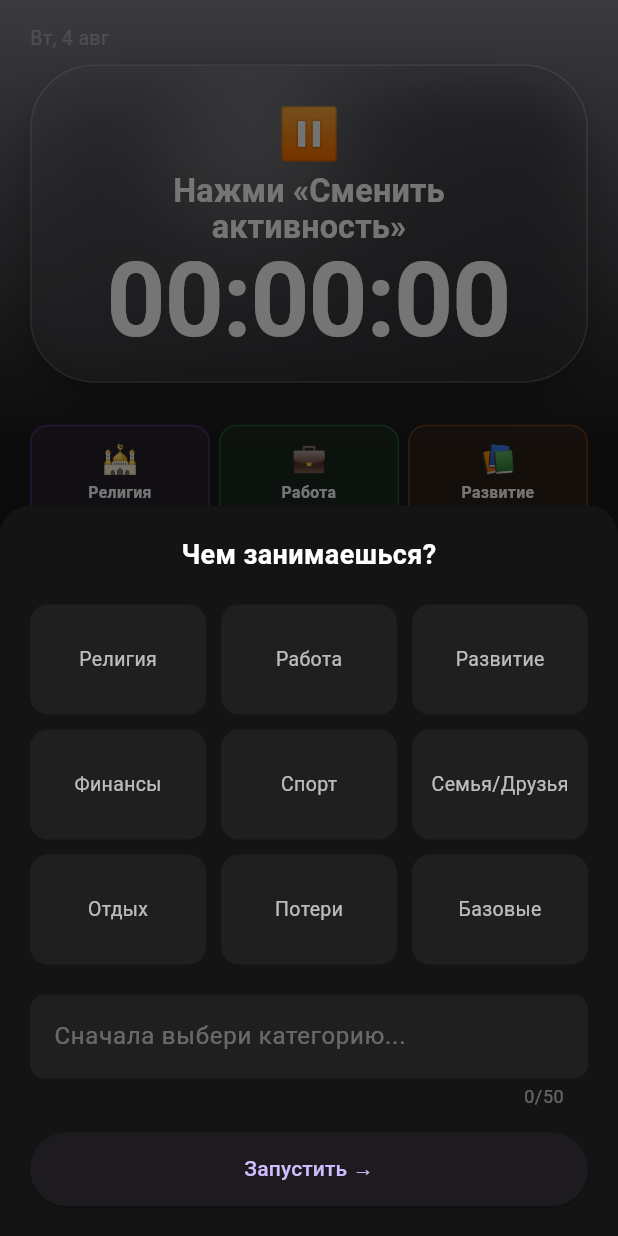
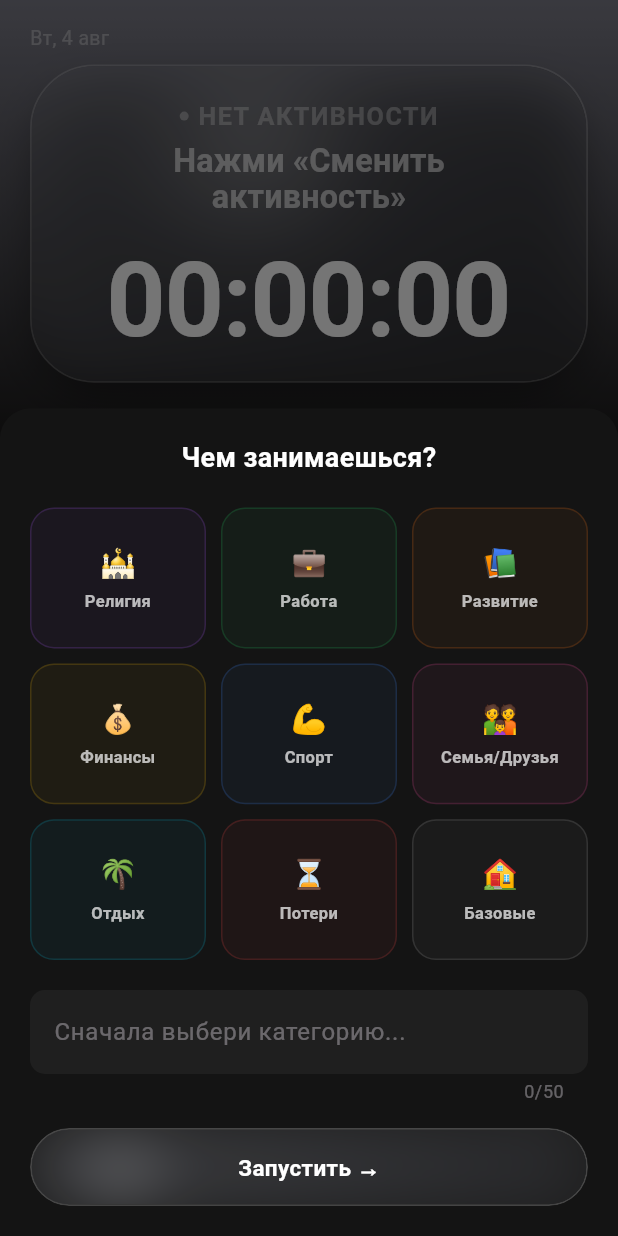
Before and after one commit to umareld1yarov/ASR, a Flutter app: the screen it shows after launch, after a tap on "Сменить активность", on a phone screen of 412 x 824 dp. Run offline on Flutter 3.47's test engine with Material 3 defaults, Android fonts, the phone set to English and light mode, and no system bars; our stand-ins replace flutter_riverpod, image_picker, isar_community; accounts and stored records are empty; generated files the repository leaves out were written again.

Commit message:
Визуальная полировка экрана Фокус: стеклянный стиль, единая цветовая система

```diff
--- a/lib/features/timer/presentation/screens/focus_screen.dart
+++ b/lib/features/timer/presentation/screens/focus_screen.dart
@@ -1,6 +1,6 @@
+import 'package:asr/features/timer/presentation/widgets/switch_activity_button.dart';
 import 'package:flutter/material.dart';
 
-import '../widgets/category_picker_sheet.dart';
 import '../widgets/category_stats_grid.dart';
 import '../widgets/timer_display.dart';
 
@@ -50,16 +50,7 @@ class FocusScreen extends StatelessWidget {
               const Spacer(),
 
               // ── Кнопка смены активности ──
-              SizedBox(
-                width: double.infinity,
-                child: ElevatedButton(
-                  onPressed: () => CategoryPickerSheet.show(context),
-                  style: ElevatedButton.styleFrom(
-                    padding: const EdgeInsets.symmetric(vertical: 16),
-                  ),
-                  child: const Text('Сменить активность'),
-                ),
-              ),
+              const SwitchActivityButton(),
             ],
           ),
         ),
--- a/lib/features/timer/presentation/widgets/category_picker_sheet.dart
+++ b/lib/features/timer/presentation/widgets/category_picker_sheet.dart
@@ -5,6 +5,7 @@ import '../../../../core/constants/activity_category.dart';
 import '../../application/timer_provider.dart';
 import '../../domain/focus_review_obstacles.dart';
 import 'focus_review_sheet.dart';
+import '../../../../shared/widgets/glass_pill_button.dart';
 
 /// Модалка смены активности: выбор категории → ввод названия → запуск.
 /// Аналог #modal-overlay из index.html (PWA).
@@ -118,14 +119,14 @@ class _CategoryPickerSheetState extends ConsumerState<CategoryPickerSheet> {
           ),
           const SizedBox(height: 20),
 
-          // ── Сетка категорий ──
+          // ── Сетка категорий (тот же стиль, что на Экране 1) ──
           GridView.count(
             crossAxisCount: 3,
             shrinkWrap: true,
             physics: const NeverScrollableScrollPhysics(),
             mainAxisSpacing: 10,
             crossAxisSpacing: 10,
-            childAspectRatio: 1.6,
+            childAspectRatio: 1.25,
             children: ActivityCategory.values.map((category) {
               final isSelected = _selectedCategory == category;
               return InkWell(
@@ -138,29 +139,43 @@ class _CategoryPickerSheetState extends ConsumerState<CategoryPickerSheet> {
                     if (mounted) _nameFocusNode.requestFocus();
                   });
                 },
-                borderRadius: BorderRadius.circular(12),
+                borderRadius: BorderRadius.circular(16),
                 child: Container(
                   decoration: BoxDecoration(
-                    color: isSelected
-                        ? category.color.withValues(alpha: 0.15)
-                        : const Color(0xFF1F1F1F),
-                    borderRadius: BorderRadius.circular(12),
+                    color: category.color.withValues(
+                      alpha: isSelected ? 0.18 : 0.05,
+                    ),
+                    borderRadius: BorderRadius.circular(16),
                     border: Border.all(
-                      color: isSelected ? category.color : Colors.transparent,
-                      width: 1.5,
+                      color: category.color.withValues(
+                        alpha: isSelected ? 0.9 : 0.18,
+                      ),
+                      width: isSelected ? 1.5 : 1,
                     ),
                   ),
-                  child: Center(
-                    child: Text(
-                      category.label,
-                      style: TextStyle(
-                        color: isSelected ? category.color : Colors.white70,
-                        fontWeight: isSelected
-                            ? FontWeight.w600
-                            : FontWeight.normal,
-                        fontSize: 13,
+                  child: Column(
+                    mainAxisAlignment: MainAxisAlignment.center,
+                    mainAxisSize: MainAxisSize.min,
+                    children: [
+                      Text(
+                        category.emoji,
+                        style: const TextStyle(fontSize: 19),
                       ),
-                    ),
+                      const SizedBox(height: 4),
+                      Text(
+                        category.label,
+                        textAlign: TextAlign.center,
+                        maxLines: 1,
+                        overflow: TextOverflow.ellipsis,
+                        style: TextStyle(
+                          color: isSelected ? Colors.white : Colors.white70,
+                          fontWeight: isSelected
+                              ? FontWeight.w700
+                              : FontWeight.w600,
+                          fontSize: 11,
+                        ),
+                      ),
+                    ],
                   ),
                 ),
               );
@@ -195,12 +210,17 @@ class _CategoryPickerSheetState extends ConsumerState<CategoryPickerSheet> {
 
           const SizedBox(height: 16),
 
-          ElevatedButton(
-            onPressed: _confirm,
-            style: ElevatedButton.styleFrom(
-              padding: const EdgeInsets.symmetric(vertical: 14),
+          GlassPillButton(
+            onTap: _confirm,
+            height: 52,
+            child: const Text(
+              'Запустить →',
+              style: TextStyle(
+                color: Colors.white,
+                fontSize: 15,
+                fontWeight: FontWeight.w600,
+              ),
             ),
-            child: const Text('Запустить →'),
           ),
         ],
       ),
--- a/lib/features/timer/presentation/widgets/category_stat_card.dart
+++ b/lib/features/timer/presentation/widgets/category_stat_card.dart
@@ -8,13 +8,11 @@ class CategoryStatCard extends StatelessWidget {
     super.key,
     required this.category,
     required this.seconds,
-    required this.isActive,
     this.onTap,
   });
 
   final ActivityCategory category;
   final int seconds;
-  final bool isActive;
   final VoidCallback? onTap;
 
   String _formatShort(int seconds) {
@@ -28,25 +26,16 @@ class CategoryStatCard extends StatelessWidget {
   Widget build(BuildContext context) {
     return InkWell(
       onTap: onTap,
-      borderRadius: BorderRadius.circular(12),
+      borderRadius: BorderRadius.circular(16),
       child: Container(
         padding: const EdgeInsets.symmetric(vertical: 3, horizontal: 4),
         decoration: BoxDecoration(
-          color: category.color.withValues(alpha: isActive ? 0.28 : 0.08),
-          borderRadius: BorderRadius.circular(12),
+          color: category.color.withValues(alpha: 0.05),
+          borderRadius: BorderRadius.circular(16),
           border: Border.all(
-            color: category.color.withValues(alpha: isActive ? 1.0 : 0.35),
-            width: isActive ? 2 : 1,
+            color: category.color.withValues(alpha: 0.18),
+            width: 1,
           ),
-          boxShadow: isActive
-              ? [
-                  BoxShadow(
-                    color: category.color.withValues(alpha: 0.55),
-                    blurRadius: 16,
-                    spreadRadius: 1,
-                  ),
-                ]
-              : null,
         ),
         child: Column(
           mainAxisAlignment: MainAxisAlignment.center,
--- a/lib/features/timer/presentation/widgets/category_stats_grid.dart
+++ b/lib/features/timer/presentation/widgets/category_stats_grid.dart
@@ -29,13 +29,12 @@ class CategoryStatsGrid extends ConsumerWidget {
           physics: const NeverScrollableScrollPhysics(),
           mainAxisSpacing: 6,
           crossAxisSpacing: 6,
-          childAspectRatio: 1.55,
+          childAspectRatio: 1.38,
           children: ActivityCategory.values.map((category) {
             final seconds = stats[category.storageKey] ?? 0;
             return CategoryStatCard(
               category: category,
               seconds: seconds,
-              isActive: current?.categoryKey == category.storageKey,
               onTap: () => Navigator.of(context).push(
                 MaterialPageRoute(
                   builder: (_) => CategoryDetailScreen(category: category),
--- /dev/null
+++ b/lib/features/timer/presentation/widgets/switch_activity_button.dart
@@ -0,0 +1,32 @@
+import 'package:flutter/material.dart';
+
+import '../../../../shared/widgets/glass_pill_button.dart';
+import 'category_picker_sheet.dart';
+
+/// Кнопка "Сменить активность" — стеклянная таблетка, тот же материал,
+/// что и карточка таймера.
+class SwitchActivityButton extends StatelessWidget {
+  const SwitchActivityButton({super.key});
+
+  @override
+  Widget build(BuildContext context) {
+    return GlassPillButton(
+      onTap: () => CategoryPickerSheet.show(context),
+      child: const Row(
+        mainAxisAlignment: MainAxisAlignment.center,
+        children: [
+          Icon(Icons.swap_horiz_rounded, color: Colors.white, size: 20),
+          SizedBox(width: 8),
+          Text(
+            'Сменить активность',
+            style: TextStyle(
+              color: Colors.white,
+              fontSize: 15,
+              fontWeight: FontWeight.w600,
+            ),
+          ),
+        ],
+      ),
+    );
+  }
+}
--- a/lib/features/timer/presentation/widgets/timer_display.dart
+++ b/lib/features/timer/presentation/widgets/timer_display.dart
@@ -59,20 +59,39 @@ class TimerDisplay extends ConsumerWidget {
                     Column(
                       mainAxisSize: MainAxisSize.min,
                       children: [
-                        Text(
-                          category?.emoji ?? '⏸️',
-                          style: TextStyle(fontSize: width * 0.09),
+                        Row(
+                          mainAxisSize: MainAxisSize.min,
+                          children: [
+                            Container(
+                              width: 6,
+                              height: 6,
+                              decoration: BoxDecoration(
+                                shape: BoxShape.circle,
+                                color: category?.color ?? Colors.white38,
+                              ),
+                            ),
+                            const SizedBox(width: 6),
+                            _AutoFitText(
+                              category?.label.toUpperCase() ?? 'НЕТ АКТИВНОСТИ',
+                              style: TextStyle(
+                                color: category?.color ?? Colors.white38,
+                                fontSize: width * 0.045,
+                                fontWeight: FontWeight.w700,
+                                letterSpacing: 1.0,
+                              ),
+                            ),
+                          ],
                         ),
-                        const SizedBox(height: 2),
+                        const SizedBox(height: 6),
                         Text(
                           current?.name ?? 'Нажми «Сменить активность»',
                           textAlign: TextAlign.center,
                           maxLines: 2,
                           overflow: TextOverflow.ellipsis,
                           style: TextStyle(
-                            color: Colors.white,
+                            color: Colors.white.withValues(alpha: 0.65),
                             fontSize: width * 0.058,
-                            fontWeight: FontWeight.w700,
+                            fontWeight: FontWeight.w600,
                             height: 1.1,
                             letterSpacing: 0.1,
                           ),
@@ -150,7 +169,6 @@ class _GlassCard extends StatelessWidget {
         borderRadius: BorderRadius.circular(radius - 1),
         child: Stack(
           children: [
-            // Базовый полупрозрачный фон стекла
             Positioned.fill(
               child: Container(
                 decoration: BoxDecoration(
@@ -165,7 +183,6 @@ class _GlassCard extends StatelessWidget {
                 ),
               ),
             ),
-            // Мягкий белый блик внутри
             Positioned(
               top: -height * 0.35,
               left: -width * 0.15,
@@ -184,7 +201,6 @@ class _GlassCard extends StatelessWidget {
                 ),
               ),
             ),
-            // Размытие фона за карточкой + контент
             Positioned.fill(
               child: BackdropFilter(
                 filter: ImageFilter.blur(sigmaX: 20, sigmaY: 20),
--- /dev/null
+++ b/lib/shared/widgets/glass_pill_button.dart
@@ -0,0 +1,98 @@
+import 'dart:ui';
+
+import 'package:flutter/material.dart';
+
+/// Переиспользуемая стеклянная кнопка-таблетка — тот же материал, что у
+/// карточки таймера (градиент + блик + блюр). Используется и для
+/// "Сменить активность", и для "Запустить" в пикере категорий.
+class GlassPillButton extends StatelessWidget {
+  const GlassPillButton({
+    super.key,
+    required this.onTap,
+    required this.child,
+    this.height = 58,
+  });
+
+  final VoidCallback onTap;
+  final Widget child;
+  final double height;
+
+  @override
+  Widget build(BuildContext context) {
+    return SizedBox(
+      width: double.infinity,
+      height: height,
+      child: ClipRRect(
+        borderRadius: BorderRadius.circular(height / 2),
+        child: Container(
+          decoration: BoxDecoration(
+            borderRadius: BorderRadius.circular(height / 2),
+            border: Border.all(
+              color: Colors.white.withValues(alpha: 0.22),
+              width: 1.2,
+            ),
+            boxShadow: [
+              BoxShadow(
+                color: Colors.black.withValues(alpha: 0.4),
+                blurRadius: 25,
+                spreadRadius: -5,
+                offset: const Offset(0, 12),
+              ),
+            ],
+          ),
+          child: ClipRRect(
+            borderRadius: BorderRadius.circular(height / 2 - 1),
+            child: Stack(
+              children: [
+                Positioned.fill(
+                  child: Container(
+                    decoration: BoxDecoration(
+                      gradient: LinearGradient(
+                        begin: Alignment.topLeft,
+                        end: Alignment.bottomRight,
+                        colors: [
+                          const Color(0xFF63656E).withValues(alpha: 0.45),
+                          const Color(0xFF2A2B30).withValues(alpha: 0.55),
+                        ],
+                      ),
+                    ),
+                  ),
+                ),
+                Positioned(
+                  top: -20,
+                  left: -20,
+                  width: 160,
+                  height: 100,
+                  child: Container(
+                    decoration: BoxDecoration(
+                      shape: BoxShape.circle,
+                      gradient: RadialGradient(
+                        colors: [
+                          Colors.white.withValues(alpha: 0.28),
+                          Colors.white.withValues(alpha: 0.08),
+                          Colors.transparent,
+                        ],
+                      ),
+                    ),
+                  ),
+                ),
+                Positioned.fill(
+                  child: BackdropFilter(
+                    filter: ImageFilter.blur(sigmaX: 20, sigmaY: 20),
+                    child: Material(
+                      color: Colors.white.withValues(alpha: 0.04),
+                      child: InkWell(
+                        onTap: onTap,
+                        child: Center(child: child),
+                      ),
+                    ),
+                  ),
+                ),
+              ],
+            ),
+          ),
+        ),
+      ),
+    );
+  }
+}
```
